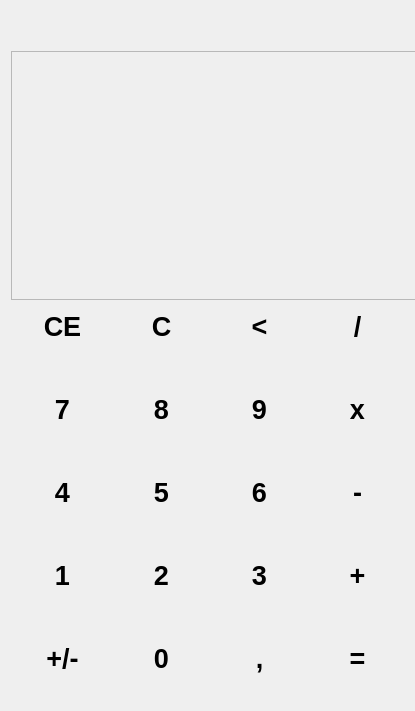
This is calculator.ui in Codemaster-John/Kalkulajtor as Qt 5 draws it before an edit. The edited form follows.
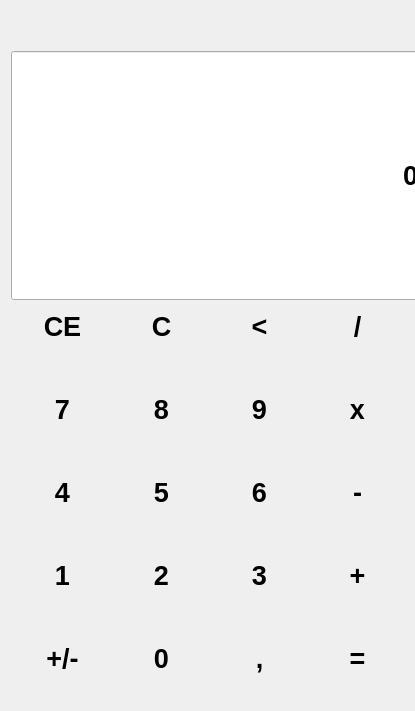
This is the edited form.

```diff
--- a/calculator.ui
+++ b/calculator.ui
@@ -512,10 +512,7 @@
       </widget>
      </item>
      <item row="0" column="0" colspan="4">
-      <widget class="QTextBrowser" name="textBrowser">
-       <property name="enabled">
-        <bool>false</bool>
-       </property>
+      <widget class="QLineEdit" name="screen">
        <property name="minimumSize">
         <size>
          <width>412</width>
@@ -530,12 +527,23 @@
          <bold>true</bold>
         </font>
        </property>
-       <property name="html">
-        <string>&lt;!DOCTYPE HTML PUBLIC &quot;-//W3C//DTD HTML 4.0//EN&quot; &quot;http://www.w3.org/TR/REC-html40/strict.dtd&quot;&gt;
-&lt;html&gt;&lt;head&gt;&lt;meta name=&quot;qrichtext&quot; content=&quot;1&quot; /&gt;&lt;style type=&quot;text/css&quot;&gt;
-p, li { white-space: pre-wrap; }
-&lt;/style&gt;&lt;/head&gt;&lt;body style=&quot; font-family:'Arial'; font-size:20pt; font-weight:600; font-style:normal;&quot;&gt;
-&lt;p align=&quot;right&quot; style=&quot;-qt-paragraph-type:empty; margin-top:0px; margin-bottom:0px; margin-left:0px; margin-right:0px; -qt-block-indent:0; text-indent:0px; font-weight:400;&quot;&gt;&lt;br /&gt;&lt;/p&gt;&lt;/body&gt;&lt;/html&gt;</string>
+       <property name="text">
+        <string>0</string>
+       </property>
+       <property name="echoMode">
+        <enum>QLineEdit::Normal</enum>
+       </property>
+       <property name="cursorPosition">
+        <number>1</number>
+       </property>
+       <property name="alignment">
+        <set>Qt::AlignRight|Qt::AlignTrailing|Qt::AlignVCenter</set>
+       </property>
+       <property name="dragEnabled">
+        <bool>false</bool>
+       </property>
+       <property name="readOnly">
+        <bool>true</bool>
        </property>
       </widget>
      </item>
```
